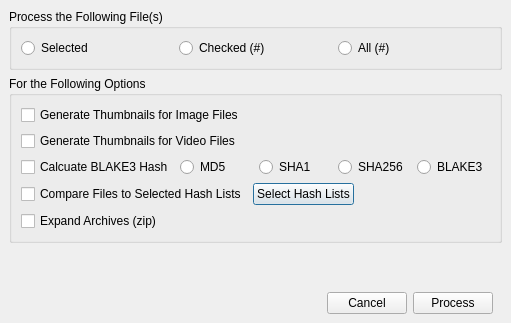
pjrinaldi/wombatforensics, file digdeeperdialog.ui: the form before one commit.
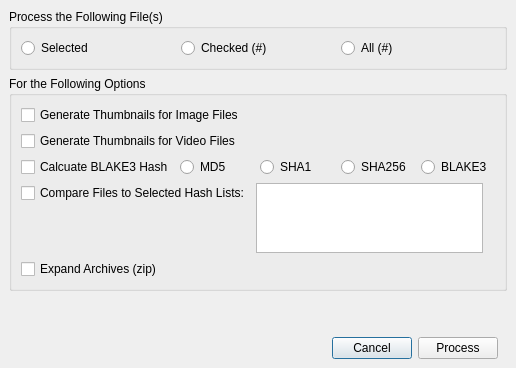
The form after the commit.

```diff
--- a/digdeeperdialog.ui
+++ b/digdeeperdialog.ui
@@ -9,8 +9,8 @@
    <rect>
     <x>0</x>
     <y>0</y>
-    <width>511</width>
-    <height>323</height>
+    <width>516</width>
+    <height>368</height>
    </rect>
   </property>
   <property name="windowTitle">
@@ -165,20 +165,38 @@
           <property name="bottomMargin">
            <number>0</number>
           </property>
-          <item>
+          <item alignment="Qt::AlignTop">
            <widget class="QCheckBox" name="hashlistcheckbox">
             <property name="text">
-             <string>Compare Files to Selected Hash Lists</string>
+             <string>Compare Files to Selected Hash Lists:</string>
             </property>
            </widget>
           </item>
           <item>
-           <widget class="QPushButton" name="hashlistbutton">
-            <property name="enabled">
+           <widget class="QListWidget" name="hashlistwidget">
+            <property name="sizePolicy">
+             <sizepolicy hsizetype="Expanding" vsizetype="Fixed">
+              <horstretch>0</horstretch>
+              <verstretch>0</verstretch>
+             </sizepolicy>
+            </property>
+            <property name="maximumSize">
+             <size>
+              <width>16777215</width>
+              <height>70</height>
+             </size>
+            </property>
+            <property name="showDropIndicator" stdset="0">
+             <bool>false</bool>
+            </property>
+            <property name="alternatingRowColors">
              <bool>true</bool>
             </property>
-            <property name="text">
-             <string>Select Hash Lists</string>
+            <property name="selectionMode">
+             <enum>QAbstractItemView::ExtendedSelection</enum>
+            </property>
+            <property name="uniformItemSizes">
+             <bool>true</bool>
             </property>
            </widget>
           </item>
```
